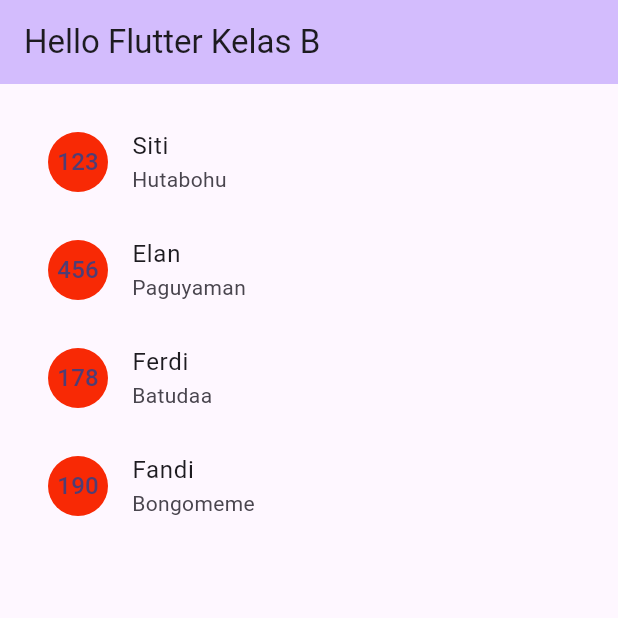
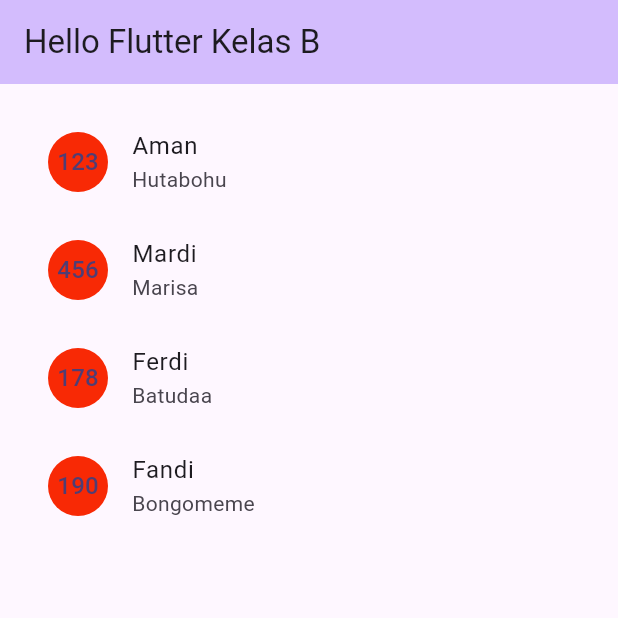
Before and after one commit to MARDIYM/flutter_basic, a Flutter app: the screen it shows after launch, on a phone screen of 412 x 824 dp, the top half of it. Run offline on Flutter 3.47's test engine with Material 3 defaults, Android fonts, the phone set to English and light mode, and no system bars.

Commit message:
git init flutter_basic

```diff
--- a/lib/main.dart
+++ b/lib/main.dart
@@ -35,8 +35,8 @@ class _MyHomePageState extends State<MyHomePage> {
   bool isLoading = true;
 
   List<Mahasiswa> listMahasiswa = [
-    Mahasiswa(nim: 123, name: 'Siti', address: 'Hutabohu'),
-    Mahasiswa(nim: 456, name: 'Elan', address: 'Paguyaman'),
+    Mahasiswa(nim: 123, name: 'Aman', address: 'Hutabohu'),
+    Mahasiswa(nim: 456, name: 'Mardi', address: 'Marisa'),
     Mahasiswa(nim: 178, name: 'Ferdi', address: 'Batudaa'),
     Mahasiswa(nim: 190, name: 'Fandi', address: 'Bongomeme')
   ];
```
Also changed, not shown: 3 other files.
